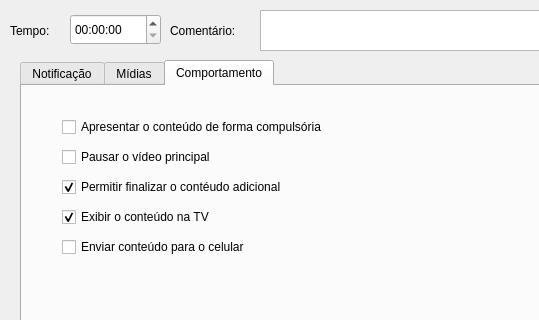
The window that ui/ShowContent.ui (caioviel/pyannotator) describes before a commit, drawn with Qt 5; both pictures show x 0 to 539 and y 0 to 320 of the 763 by 647 pixel window.
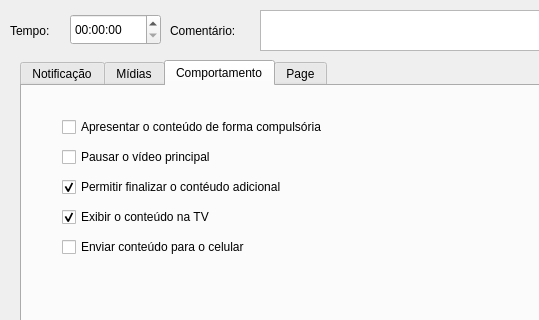
The same window after the commit. The open tabs and pages were chosen to show the change. Icons and pictures are not drawn.

```diff
--- a/ui/ShowContent.ui
+++ b/ui/ShowContent.ui
@@ -595,6 +595,11 @@
      </property>
     </widget>
    </widget>
+   <widget class="QWidget" name="tab">
+    <attribute name="title">
+     <string>Page</string>
+    </attribute>
+   </widget>
   </widget>
   <widget class="QPushButton" name="btn_cancel">
    <property name="geometry">
```
Left out of the diff: 2 changed lines with no effect on the pictures.
